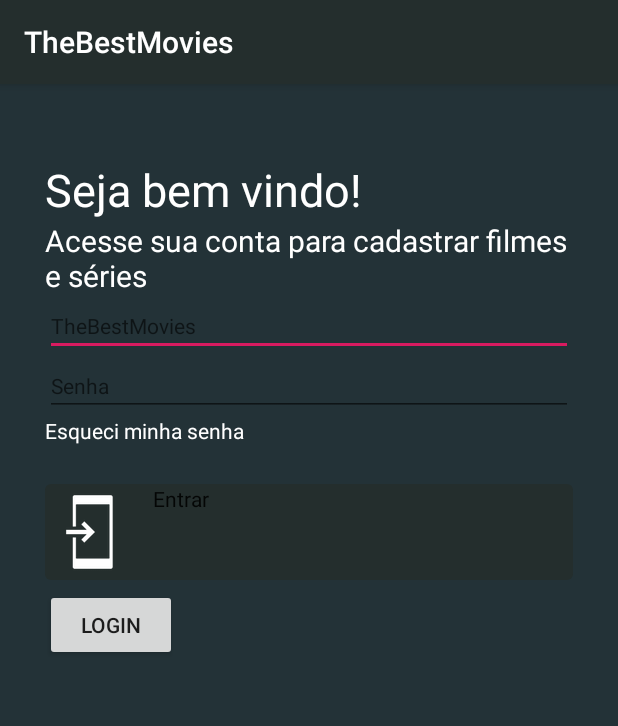
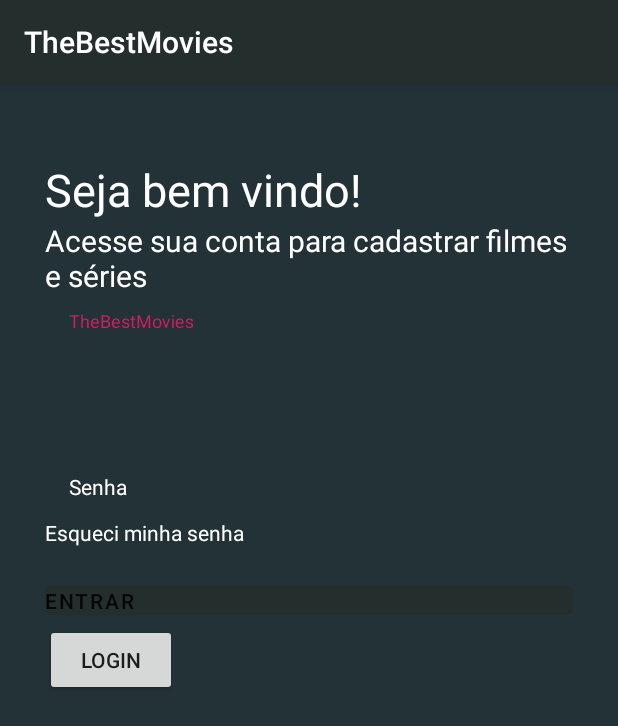
Before and after one commit to Kdiaseng/TheBestMovies, an Android app: the LoginActivity screen opened directly, with no data from a screen before it, on a phone screen of 412 x 824 dp. Shown: the top 726 px of the screen. Run offline under Robolectric (Android 15) with nearby library versions, the phone set to English and light mode, and no system bars; our stand-ins replace Firebase (no records; nobody signed in at launch, a user with empty details on screens opened directly).

Commit message:
autenticação com firebase

```diff
--- a/app/src/main/java/com/kdias/thebestmovies/features/login/LoginActivity.kt
+++ b/app/src/main/java/com/kdias/thebestmovies/features/login/LoginActivity.kt
@@ -22,7 +22,7 @@ class LoginActivity : AppCompatActivity() {
         setContentView(R.layout.activity_login)
 
         btnLogin.setOnClickListener{view ->
-            signIn(view,"email@gmail.com", "senha")
+            signIn(view,"teste@gmail.com", "4343434")
         }
     }
 
@@ -30,8 +30,8 @@ class LoginActivity : AppCompatActivity() {
         showMessage(view,"Authenticating...")
         fbAuth.signInWithEmailAndPassword(email,password).addOnCompleteListener(this,
             OnCompleteListener<AuthResult> { task ->
-                if (task.isComplete){
-                    var intent = Intent(this, CadastroFilmesActivity:: class.java)
+                if (task.isSuccessful){
+                    var intent = Intent(this@LoginActivity, CadastroFilmesActivity:: class.java)
                     intent.putExtra("id", fbAuth.currentUser?.email)
                     startActivity(intent)
                 }else{
--- a/app/src/main/java/com/kdias/thebestmovies/features/main/MainActivity.kt
+++ b/app/src/main/java/com/kdias/thebestmovies/features/main/MainActivity.kt
@@ -82,7 +82,7 @@ class MainActivity : AppCompatActivity(), NavigationView.OnNavigationItemSelecte
         // Handle navigation view item clicks here.
         when (item.itemId) {
             R.id.nav_home -> {
-                var intent = Intent(this, LoginActivity:: class.java)
+                var intent = Intent(this@MainActivity, LoginActivity:: class.java)
                 startActivity(intent)
             }
 //            R.id.nav_gallery -> {
--- a/app/src/main/res/layout/activity_cadastro_filmes.xml
+++ b/app/src/main/res/layout/activity_cadastro_filmes.xml
@@ -13,7 +13,7 @@
         android:orientation="vertical"
         android:layout_height="match_parent">
 
-        <!--  <com.google.android.material.textfield.TextInputLayout
+         <com.google.android.material.textfield.TextInputLayout
             android:layout_width="match_parent"
             android:textColorHint="@android:color/white"
             android:layout_height="wrap_content"
@@ -76,7 +76,7 @@
                 android:layout_width="match_parent"
                 android:layout_height="match_parent"/>
 
-        </com.google.android.material.textfield.TextInputLayout>-->
+        </com.google.android.material.textfield.TextInputLayout>
 
         <Button
             android:id="@+id/btnLogout"
--- a/app/src/main/res/layout/activity_login.xml
+++ b/app/src/main/res/layout/activity_login.xml
@@ -29,7 +29,13 @@
             android:text="@string/text_welcome_sub" />
 
 
-            <EditText
+        <com.google.android.material.textfield.TextInputLayout
+            android:layout_marginTop="10dp"
+            android:layout_width="match_parent"
+            android:textColorHint="@android:color/white"
+            android:layout_height="wrap_content">
+
+            <com.google.android.material.textfield.TextInputEditText
                 style="@style/Widget.MaterialComponents.TextInputLayout.FilledBox"
                 android:id="@+id/edtEmail"
                 android:hint="@string/app_name"
@@ -37,11 +43,15 @@
                 android:layout_width="match_parent"
                 android:layout_height="wrap_content"/>
 
+        </com.google.android.material.textfield.TextInputLayout>
 
+        <com.google.android.material.textfield.TextInputLayout
+            android:layout_marginTop="10dp"
+            android:layout_width="match_parent"
+            android:textColorHint="@android:color/white"
+            android:layout_height="wrap_content">
 
-
-
-            <EditText
+            <com.google.android.material.textfield.TextInputEditText
                 style="@style/Widget.MaterialComponents.TextInputLayout.FilledBox"
                 android:id="@+id/edtPassword"
                 android:hint="@string/hint_password"
@@ -49,6 +59,8 @@
                 android:layout_height="wrap_content"
                 android:inputType="textPassword"/>
 
+
+        </com.google.android.material.textfield.TextInputLayout>
 
 
         <TextView
@@ -65,9 +77,9 @@
             android:clipToPadding="false">
 
             <com.google.android.material.button.MaterialButton
+                android:textAppearance="@style/TextAppearance.MaterialComponents.Button"
                 android:layout_marginTop="20dp"
                 android:id="@+id/logar_button"
-                app:icon="@drawable/common_full_open_on_phone"
                 android:layout_width="match_parent"
                 android:layout_height="wrap_content"
                 android:text="@string/button_label"/>
```
